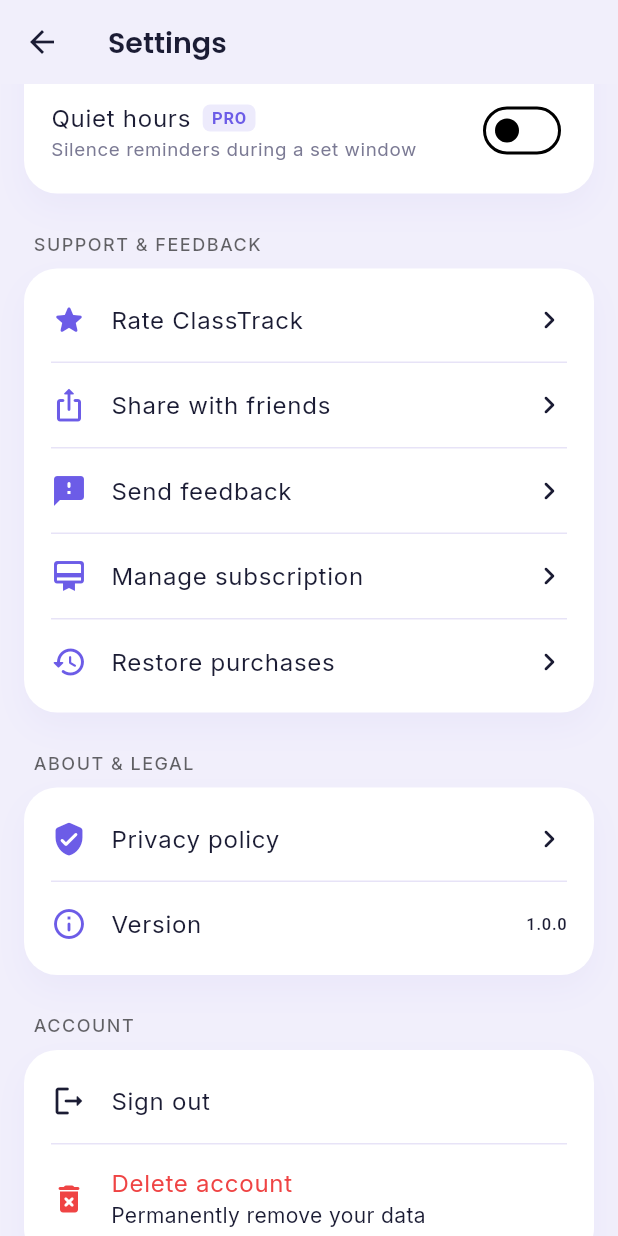
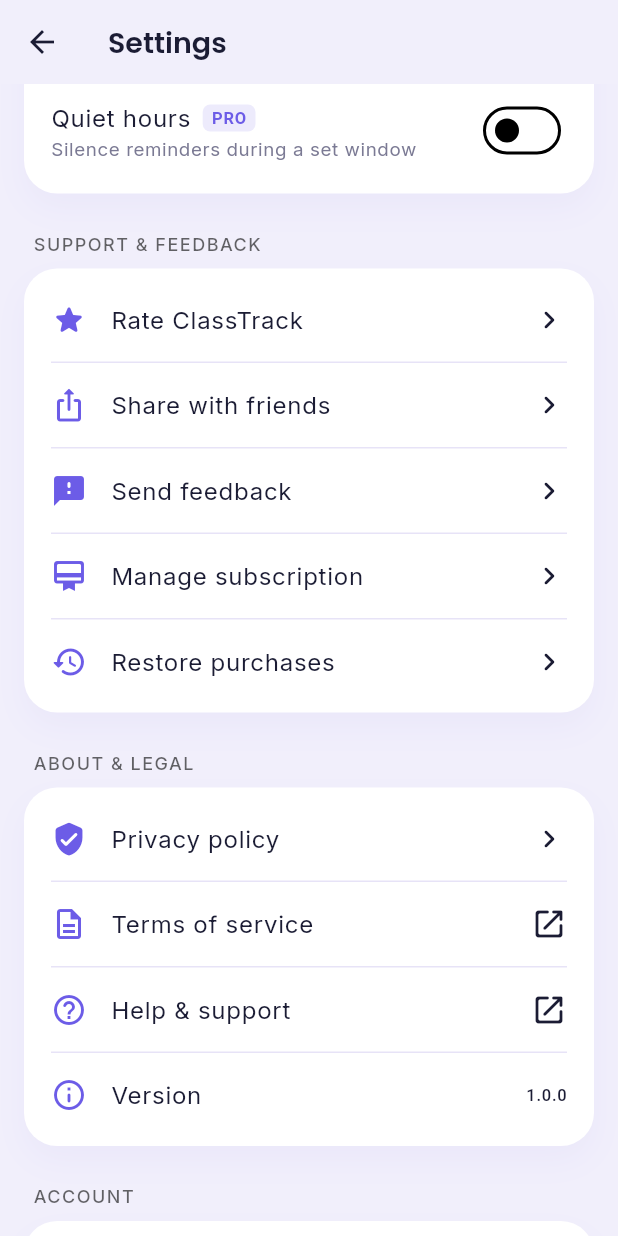
Before and after one commit to killersbEE08/Classtrack-App, a Flutter app: the SettingsScreen screen opened directly, scrolled down 1728 dp, on a phone screen of 412 x 824 dp. Run offline on Flutter 3.47's test engine with Material 3 defaults, Android fonts, the phone set to English and light mode, and no system bars; our stand-ins replace cloud_firestore, cloud_functions, confetti, csv, file_picker, firebase_auth and 15 more; missing offline and left inert: home_widget, purchases_flutter, syncfusion_flutter_pdf; accounts and stored records are empty; generated files the repository leaves out were written again.

Commit message:
Update legal/support links to classtracks.app (privacy, terms, support, contact emails); surface Terms/Help in Settings and Terms/Privacy on paywall

```diff
--- a/lib/core/constants/app_constants.dart
+++ b/lib/core/constants/app_constants.dart
@@ -52,10 +52,15 @@
   // Gemini
   static const String geminiModel = 'gemini-2.0-flash';
 
-  // Privacy policy (host your own before publishing)
-  static const String privacyPolicyUrl =
-      'https://classtrack.app/privacy';
-  static const String supportEmail = 'support@classtrack.app';
+  // Website & legal (hosted pages)
+  static const String websiteUrl = 'https://classtracks.app/';
+  static const String privacyPolicyUrl = 'https://classtracks.app/privacy/';
+  static const String termsUrl = 'https://classtracks.app/terms/';
+  static const String supportUrl = 'https://classtracks.app/support/';
+
+  // Contact
+  static const String supportEmail = 'support@classtracks.app';
+  static const String contactEmail = 'piyush@classtracks.app';
 
   // Store links
   static const String androidPackage = 'com.classtrack.app';
--- a/lib/features/settings/presentation/screens/settings_screen.dart
+++ b/lib/features/settings/presentation/screens/settings_screen.dart
@@ -264,6 +264,24 @@
                   trailing: const Icon(Icons.chevron_right_rounded),
                   onTap: () => Navigator.of(context).push(MaterialPageRoute(
                       builder: (_) => const PrivacyPolicyScreen())),
+                ),
+                const Divider(height: 1),
+                ListTile(
+                  contentPadding: EdgeInsets.zero,
+                  leading: const Icon(Icons.description_outlined,
+                      color: AppColors.primary),
+                  title: const Text('Terms of service'),
+                  trailing: const Icon(Icons.open_in_new_rounded),
+                  onTap: () => _openUrl(AppConstants.termsUrl),
+                ),
+                const Divider(height: 1),
+                ListTile(
+                  contentPadding: EdgeInsets.zero,
+                  leading: const Icon(Icons.help_outline_rounded,
+                      color: AppColors.primary),
+                  title: const Text('Help & support'),
+                  trailing: const Icon(Icons.open_in_new_rounded),
+                  onTap: () => _openUrl(AppConstants.supportUrl),
                 ),
                 const Divider(height: 1),
                 ListTile(
@@ -753,6 +771,10 @@
         mode: LaunchMode.externalApplication);
   }
 
+  Future<void> _openUrl(String url) async {
+    await launchUrl(Uri.parse(url), mode: LaunchMode.externalApplication);
+  }
+
   Future<void> _restorePurchases(BuildContext context, WidgetRef ref) async {
     final ok = await ref.read(subscriptionServiceProvider).restore();
     if (!context.mounted) return;
```
Also changed, not shown: lib/features/subscription/presentation/screens/paywall_screen.dart (+23 -0 lines).
